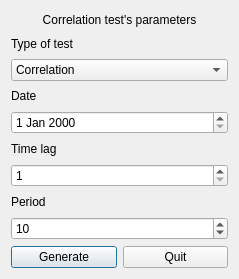
Qt form Sources/GUI/correlation.ui (pchaigno/varsoft) before a commit.
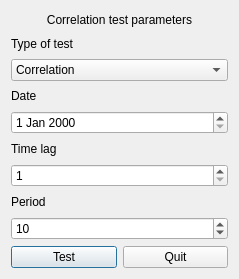
The same form after that commit.

Commit message: labels changed, issue fixed in report

What changed in the file:
```diff
--- a/Sources/GUI/correlation.ui
+++ b/Sources/GUI/correlation.ui
@@ -20,7 +20,7 @@
       <bool>false</bool>
      </property>
      <property name="text">
-      <string>Correlation test's parameters</string>
+      <string>Correlation test parameters</string>
      </property>
      <property name="alignment">
       <set>Qt::AlignCenter</set>
@@ -97,7 +97,7 @@
      <item>
       <widget class="QPushButton" name="pushButton">
        <property name="text">
-        <string>Generate</string>
+        <string>Test</string>
        </property>
       </widget>
      </item>
```
The commit also changes 6 other files.
